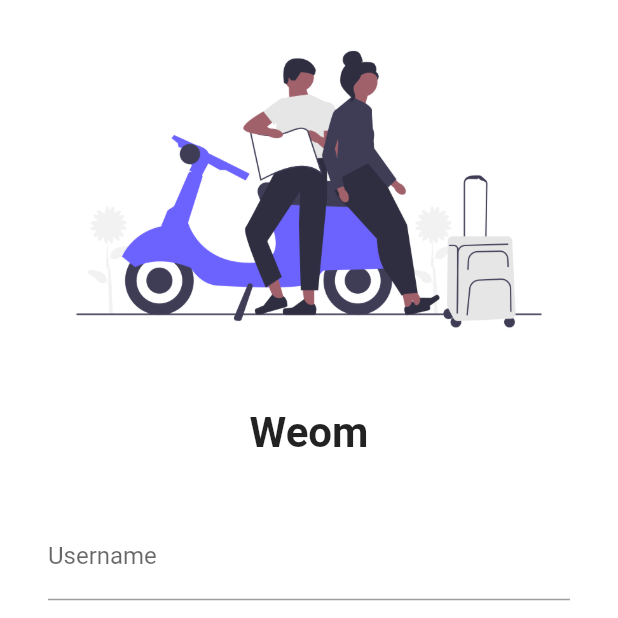
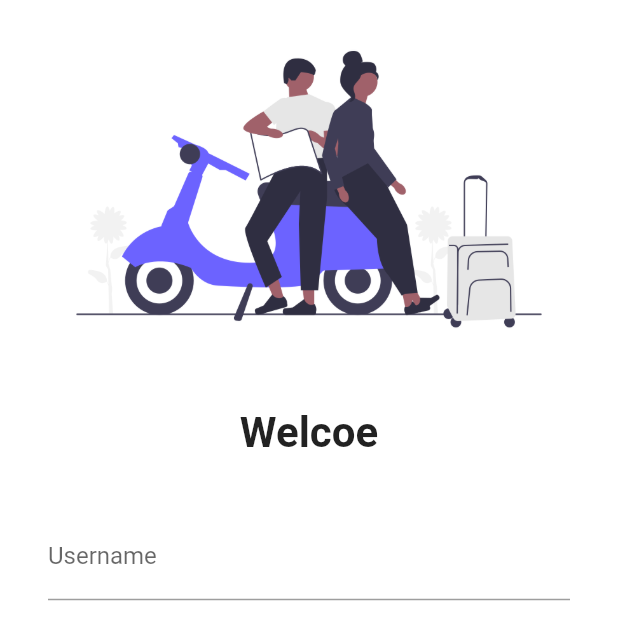
Before and after one commit to DevanshPandya19/Flutter2025, a Flutter app: the screen it shows after launch, on a phone screen of 412 x 824 dp, the top half of it. Run offline on Flutter 3.47's test engine with Material 2 defaults, Android fonts, the phone set to English and light mode, and no system bars.

Commit message:
practice git

```diff
--- a/lib/pages/LoginPage.dart
+++ b/lib/pages/LoginPage.dart
@@ -17,7 +17,7 @@ class LoginPage extends StatelessWidget {
             SizedBox(
               height: 20,
             ),
-            Text("Weom",
+            Text("Welcoe",
               style: TextStyle(
                 fontSize: 28,
                 fontWeight: FontWeight.bold
```
